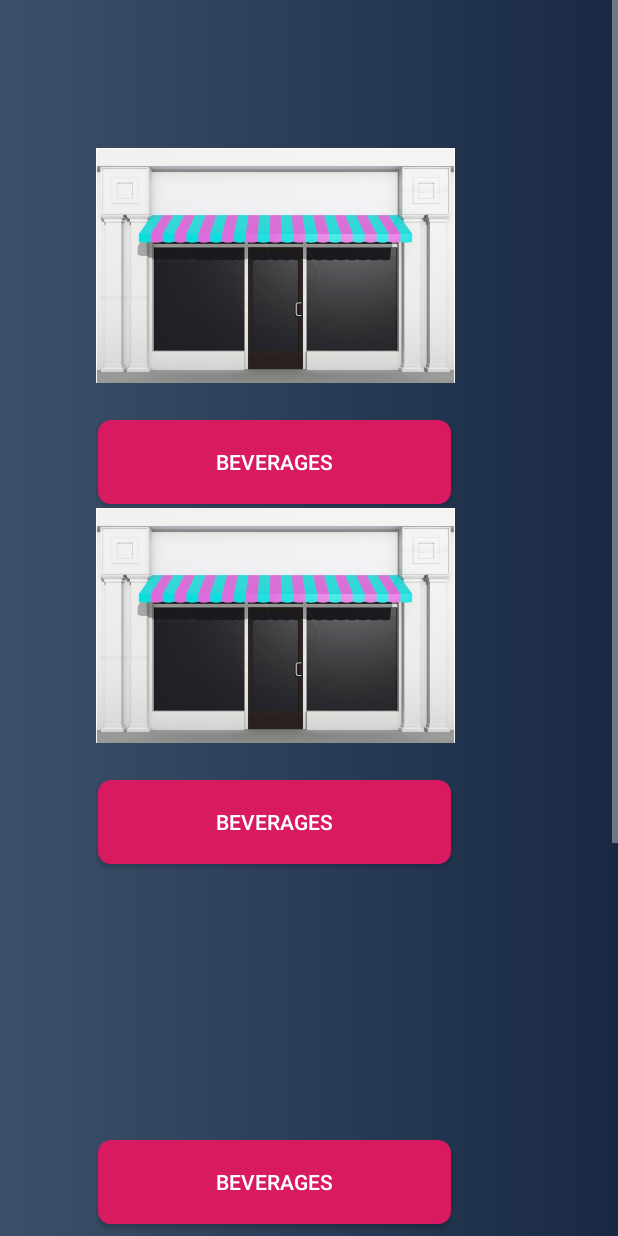
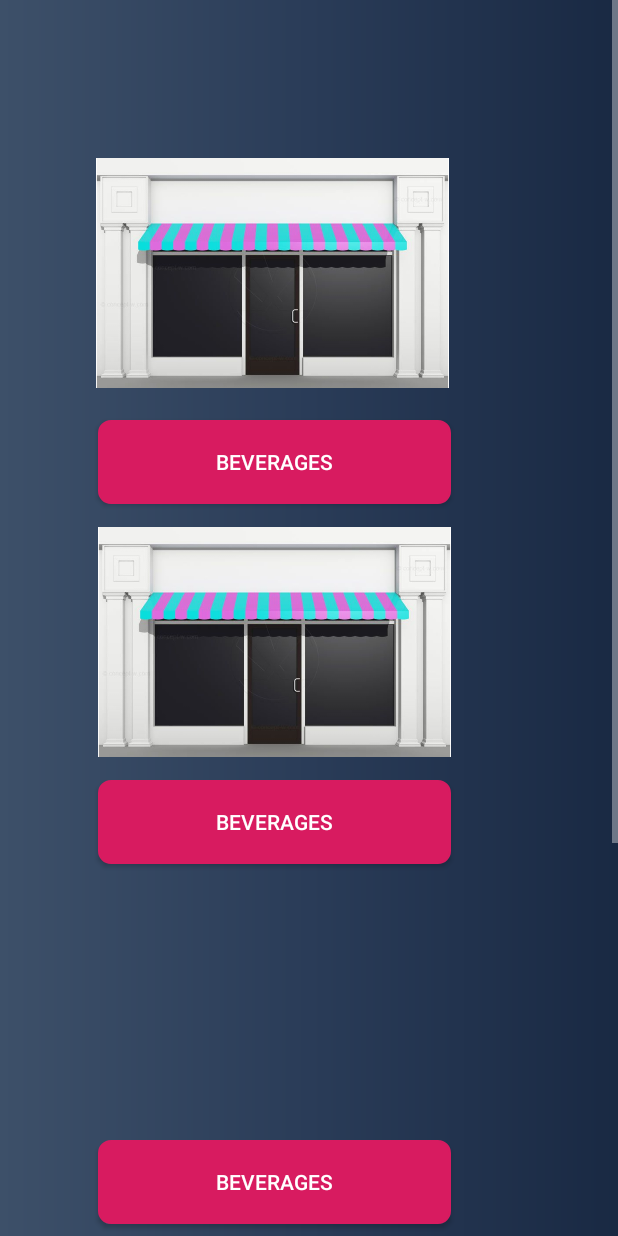
Before and after one commit to CrowMcM/projectTeam, an Android app: the ProfileActivity screen opened directly, with no data from a screen before it, on a phone screen of 412 x 824 dp. Run offline under Robolectric (Android 15) with nearby library versions, the phone set to English and light mode, and no system bars; our stand-ins replace Firebase (no records; nobody signed in at launch, a user with empty details on screens opened directly).

Commit message:
fixed generic template

```diff
--- a/app/src/main/res/layout/activity_profile.xml
+++ b/app/src/main/res/layout/activity_profile.xml
@@ -80,26 +80,28 @@
 
             <ImageView
                 android:id="@+id/BevTem1"
-                android:layout_width="239dp"
-                android:layout_height="190dp"
+                android:layout_width="235dp"
+                android:layout_height="180dp"
+                android:layout_gravity="center_horizontal"
                 android:layout_marginStart="64dp"
                 android:layout_marginBottom="8dp"
-                android:contentDescription="gen template"
-                android:layout_gravity="center_horizontal"
+                android:contentDescription="Vendor Generic Template"
                 app:layout_constraintBottom_toTopOf="@+id/beverageBTN2"
                 app:layout_constraintStart_toStartOf="parent"
                 app:srcCompat="@drawable/Storefront" />
 
             <ImageView
                 android:id="@+id/BevTem2"
-                android:layout_width="239dp"
-                android:layout_height="190dp"
-                android:layout_marginStart="64dp"
+                android:layout_width="235dp"
+                android:layout_height="180dp"
+                android:layout_gravity="center"
+                android:layout_marginStart="65dp"
+                android:layout_marginTop="8dp"
                 android:layout_marginBottom="8dp"
-                android:contentDescription="gen template"
-                android:layout_gravity="center"
+                android:contentDescription="generic vendor template no2"
                 app:layout_constraintBottom_toTopOf="@+id/beverageBTN3"
                 app:layout_constraintStart_toStartOf="parent"
+                app:layout_constraintTop_toBottomOf="@+id/beverageBTN2"
                 app:srcCompat="@drawable/Storefront" />
 
         </android.support.constraint.ConstraintLayout>
```
